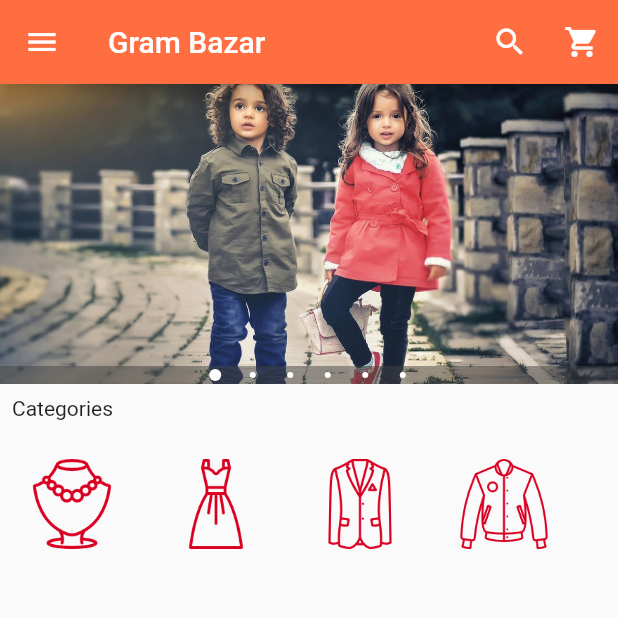
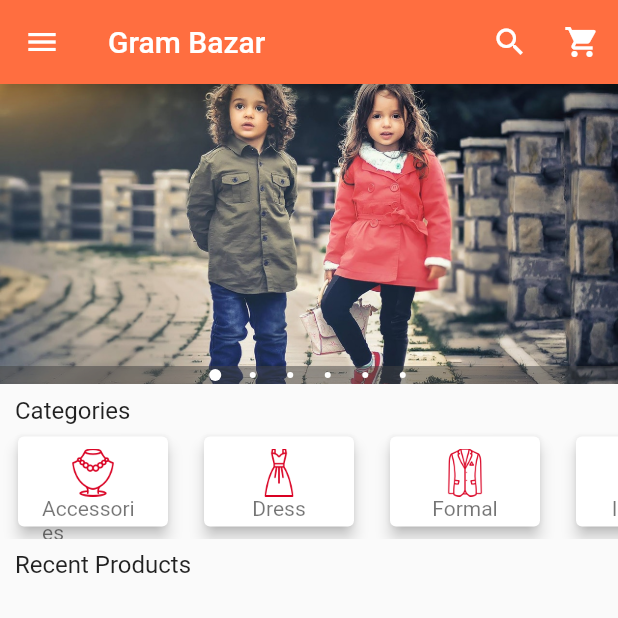
Before and after one commit to shakiz/ecommerce_app, a Flutter app: the screen it shows after launch, on a phone screen of 412 x 824 dp, the top half of it. Run offline on Flutter 3.47's test engine with Material 2 defaults, Android fonts, the phone set to English and light mode, and no system bars; drawn by our look-alikes of carousel_pro.

Commit message:
horizontal list and recent products part 1

```diff
--- a/lib/horizontal_listview.dart
+++ b/lib/horizontal_listview.dart
@@ -4,7 +4,7 @@ class HorizontalListView extends StatelessWidget {
   @override
   Widget build(BuildContext context) {
     return Container(
-      height: 88,
+      height: 72,
       child: ListView(
         scrollDirection: Axis.horizontal,
         children: <Widget>[
@@ -44,20 +44,28 @@ class ItemCategory extends StatelessWidget {
   @override
   Widget build(BuildContext context) {
     return Container(
-      width: 96,
-      child: Padding(
-        padding: EdgeInsets.all(2.0),
+      margin: EdgeInsets.only(left: 8, bottom: 4, right: 8),
+      width: 108,
+      child: Align(
+        alignment: Alignment.topCenter,
+        child: Card(
+          elevation: 4,
+          child: Container(
+            margin: EdgeInsets.only(top: 4),
             child: InkWell(
               onTap: () {},
               child: ListTile(
                 title: Image.asset(
                   image_location,
-              height: 96,
-              width: 96,
+                  width: 108,
+                  height: 32,
+                  alignment: Alignment.center,
                 ),
-            subtitle: Container(
+                subtitle: Align(
                   alignment: Alignment.topCenter,
                   child: Text(image_caption),
+                ),
+              ),
             ),
           ),
         ),
--- a/lib/main_app.dart
+++ b/lib/main_app.dart
@@ -151,18 +151,35 @@ class _HomePageState extends State<HomePage> {
           image_carousel,
           //endregion
 
-          //region padding
-          Padding(
-            padding: EdgeInsets.all(8.0),
-            child: Text(
-              "Categories",
-              style: TextStyle(color: Colors.black87),
+          //region padding and category text
+          Container(
+            margin: EdgeInsets.only(left: 2, top: 8),
+            child: Padding(
+              padding: EdgeInsets.only(left: 8.0, right: 8.0),
+              child: Text(
+                "Categories",
+                style: TextStyle(color: Colors.black87, fontSize: 16),
+              ),
             ),
           ),
           //endregion
 
           //region horizontal listView for categories
-          HorizontalListView()
+          Container(
+              margin: EdgeInsets.only(top: 4), child: HorizontalListView()),
+          //endregion
+
+          //region padding and recent product text
+          Container(
+            margin: EdgeInsets.only(left: 2, top: 8),
+            child: Padding(
+              padding: EdgeInsets.only(left: 8.0, right: 8.0),
+              child: Text(
+                "Recent Products",
+                style: TextStyle(color: Colors.black87, fontSize: 16),
+              ),
+            ),
+          ),
           //endregion
         ],
       ),
```
Lines whose indentation alone changed are shown as unchanged.
